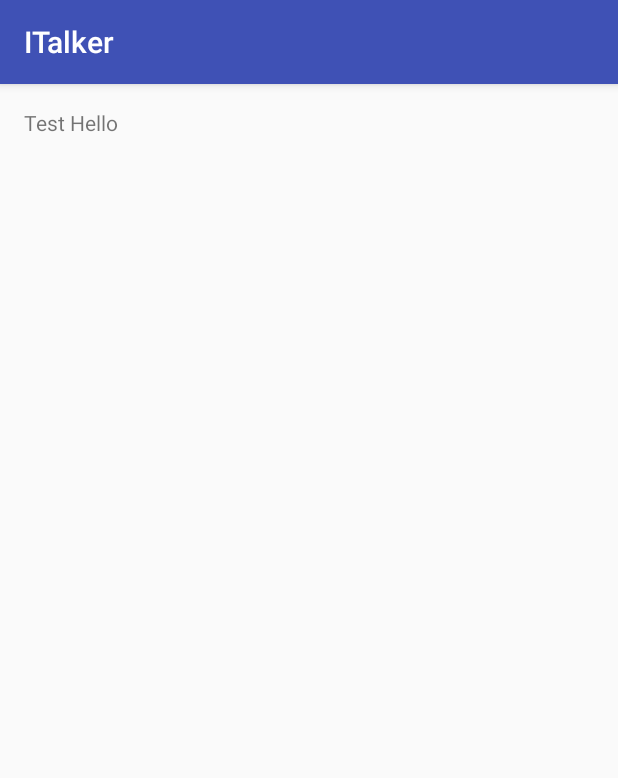
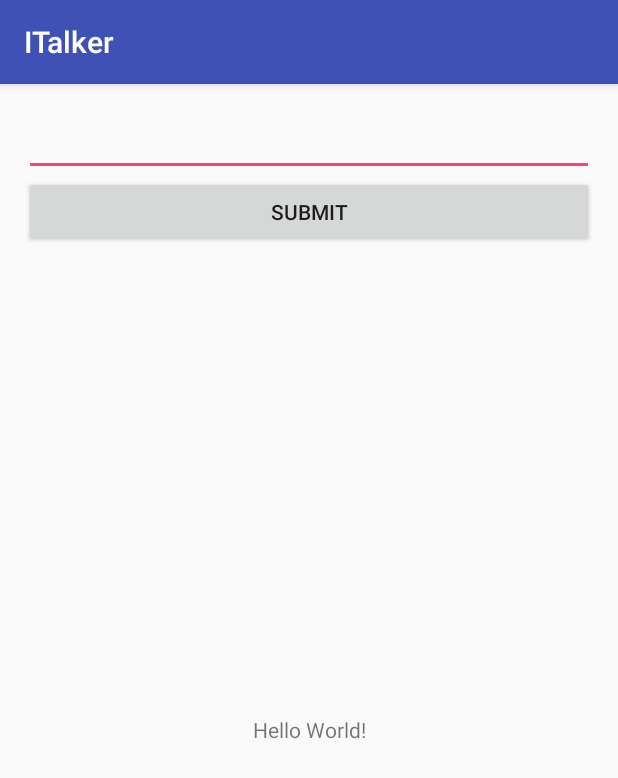
Before and after one commit to BaiPeiHe/iTalker, an Android app: the screen it shows after launch (MainActivity), on a phone screen of 412 x 824 dp. Shown: the top 778 px of the screen. Run offline under Robolectric (Android 15) with nearby library versions, the phone set to English and light mode, and no system bars; our stand-ins replace ButterKnife.

Commit message:
中- MVP 的一个小实例

```diff
--- /dev/null
+++ b/ITalker/app/src/main/java/com/baihe/italker/push/IPresenter.java
@@ -0,0 +1,9 @@
+package com.baihe.italker.push;
+
+/**
+ * Created by baihe on 2017/10/21.
+ */
+
+public interface IPresenter {
+    void search();
+}
--- /dev/null
+++ b/ITalker/app/src/main/java/com/baihe/italker/push/IUserService.java
@@ -0,0 +1,9 @@
+package com.baihe.italker.push;
+
+/**
+ * Created by baihe on 2017/10/21.
+ */
+
+public interface IUserService {
+    String search(int hashCode);
+}
--- /dev/null
+++ b/ITalker/app/src/main/java/com/baihe/italker/push/IView.java
@@ -0,0 +1,11 @@
+package com.baihe.italker.push;
+
+/**
+ * Created by baihe on 2017/10/21.
+ */
+
+public interface IView {
+    String getInputString();
+
+    void setResultString(String string);
+}
--- a/ITalker/app/src/main/java/com/baihe/italker/push/MainActivity.java
+++ b/ITalker/app/src/main/java/com/baihe/italker/push/MainActivity.java
@@ -1,14 +1,21 @@
 package com.baihe.italker.push;
 
+import android.widget.EditText;
 import android.widget.TextView;
 
 import com.baihe.italker.common.App.Activity;
 
 import butterknife.BindView;
+import butterknife.OnClick;
 
-public class MainActivity extends Activity {
-    @BindView(R.id.txt_test)
-    TextView mTestView;
+public class MainActivity extends Activity implements IView{
+    @BindView(R.id.txt_result)
+    TextView mResultView;
+
+    @BindView(R.id.edit_query)
+    EditText mInputText;
+
+    private IPresenter mPresenter;
 
     @Override
     protected int getContentLayoutId() {
@@ -16,8 +23,26 @@ public class MainActivity extends Activity {
     }
 
     @Override
-    protected void initWidget() {
-        super.initWidget();
-        mTestView.setText("Test Hello");
+    protected void initData() {
+        super.initData();
+
+        mPresenter = new Presenter(this);
+
+    }
+
+    @OnClick(R.id.btn_submit)
+    void onSubmint(){
+        mPresenter.search();
+    }
+
+    @Override
+    public String getInputString() {
+        return mInputText.getText().toString();
+    }
+
+    @Override
+    public void setResultString(String string) {
+
+        mResultView.setText(string);
     }
 }
--- /dev/null
+++ b/ITalker/app/src/main/java/com/baihe/italker/push/Presenter.java
@@ -0,0 +1,39 @@
+package com.baihe.italker.push;
+
+import android.text.TextUtils;
+
+/**
+ * Created by baihe on 2017/10/21.
+ */
+
+public class Presenter implements IPresenter {
+
+    private IView mView;
+
+    public Presenter(IView view) {
+        mView = view;
+    }
+
+
+    @Override
+    public void search() {
+        String inputString = mView.getInputString();
+
+        if (TextUtils.isEmpty(inputString)) {
+            // 为空时直接返回
+            return;
+        }
+
+        int hashCode = inputString.hashCode();
+
+        IUserService service = new UserService();
+        String serviceResult = service.search(hashCode);
+
+        String result = "result：" + inputString + "-" + serviceResult;
+
+        mView.setResultString(result);
+    }
+
+
+
+}
--- /dev/null
+++ b/ITalker/app/src/main/java/com/baihe/italker/push/UserService.java
@@ -0,0 +1,12 @@
+package com.baihe.italker.push;
+
+/**
+ * Created by baihe on 2017/10/21.
+ */
+
+public class UserService implements IUserService {
+    @Override
+    public String search(int hashCode) {
+        return "User：" + hashCode;
+    }
+}
--- a/ITalker/app/src/main/res/layout/activity_main.xml
+++ b/ITalker/app/src/main/res/layout/activity_main.xml
@@ -1,19 +1,33 @@
 <?xml version="1.0" encoding="utf-8"?>
-<RelativeLayout
+<LinearLayout
     xmlns:android="http://schemas.android.com/apk/res/android"
     xmlns:tools="http://schemas.android.com/tools"
     android:id="@+id/activity_main"
     android:layout_width="match_parent"
     android:layout_height="match_parent"
+    android:orientation="vertical"
     android:paddingBottom="@dimen/activity_vertical_margin"
     android:paddingLeft="@dimen/activity_horizontal_margin"
     android:paddingRight="@dimen/activity_horizontal_margin"
     android:paddingTop="@dimen/activity_vertical_margin"
     tools:context="com.baihe.italker.push.MainActivity">
 
+    <EditText
+        android:id="@+id/edit_query"
+        android:layout_width="match_parent"
+        android:layout_height="wrap_content"/>
+
+    <Button
+        android:id="@+id/btn_submit"
+        android:layout_width="match_parent"
+        android:layout_height="wrap_content"
+        android:text="Submit"/>
+
     <TextView
-        android:id="@+id/txt_test"
-        android:layout_width="wrap_content"
-        android:layout_height="wrap_content"
+        android:id="@+id/txt_result"
+        android:layout_width="match_parent"
+        android:layout_height="0dp"
+        android:layout_weight="1"
+        android:gravity="center"
         android:text="Hello World!"/>
-</RelativeLayout>
+</LinearLayout>
--- a/ITalker/common/build.gradle
+++ b/ITalker/common/build.gradle
@@ -31,6 +31,7 @@ dependencies {
     })
 
     compile "com.android.support:appcompat-v7:$rootProject.ext.supportVersion"
+    compile "com.android.support:recyclerview-v7:$rootProject.ext.supportVersion"
 
     compile "com.jakewharton:butterknife:$rootProject.ext.butterknifeVersion"
     annotationProcessor "com.jakewharton:butterknife-compiler:$rootProject.ext.butterknifeVersion"
```
